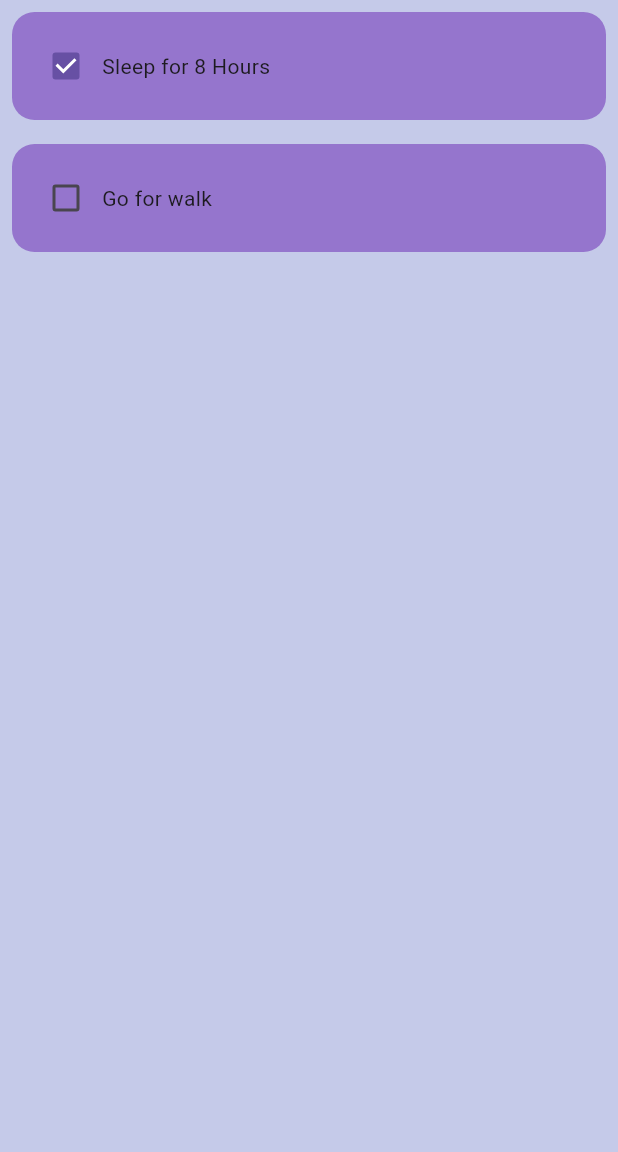
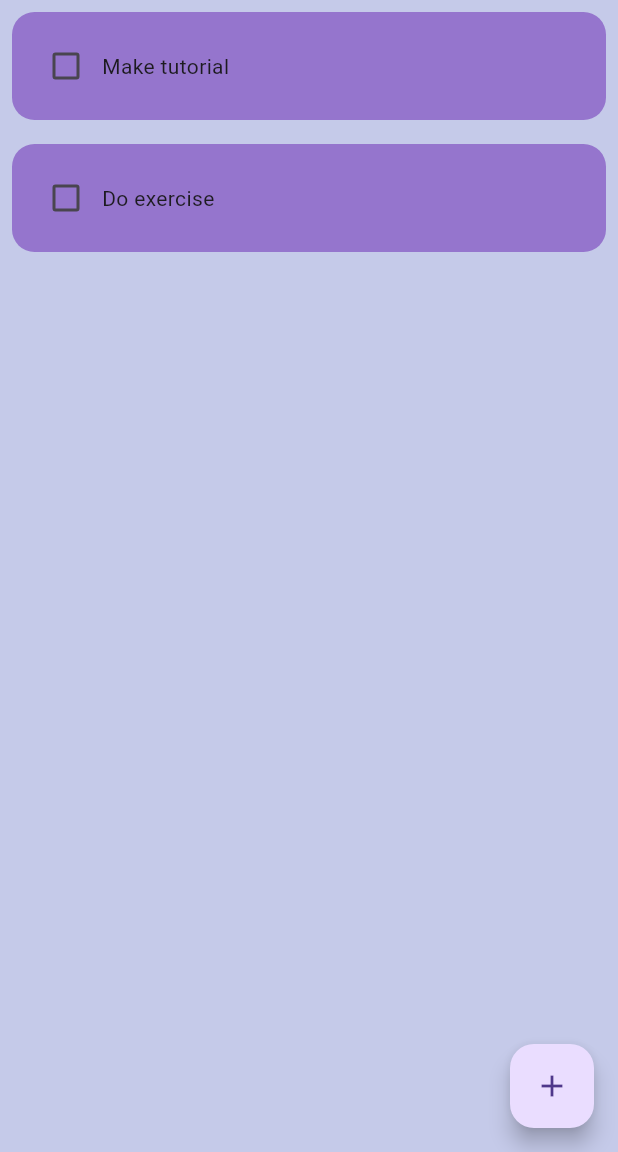
Before and after one commit to shreywhatt/BASIC-TO-DO-APP, a Flutter app: the screen it shows after launch, on a phone screen of 412 x 824 dp, the part 84-1236 px from its top. Run offline on Flutter 3.47's test engine with Material 3 defaults, Android fonts, the phone set to English and light mode, and no system bars.

Commit message:
Additional changes

```diff
--- a/lib/app pages/todolistpage.dart
+++ b/lib/app pages/todolistpage.dart
@@ -1,4 +1,5 @@
 import 'package:flutter/material.dart';
+import 'package:todolistapp/util/dialbox.dart';
 import '../util/todotile.dart';
 
 class todolistpage extends StatefulWidget {
@@ -9,6 +10,44 @@ class todolistpage extends StatefulWidget {
 }
 
 class _todolistpageState extends State<todolistpage> {
+  //text controller
+  final controller = TextEditingController();
+  // list of todo tasks
+
+  List todolist = [
+    ["Make tutorial", false],
+    ["Do exercise", false],
+  ];
+
+  //method for checkbox was tapped
+  void CheckBoxChanged(bool? value, int index){
+    setState(() {
+      todolist[index][1] = !todolist[index][1];
+    });
+  }
+
+  //save new task
+  void savenewtask(){
+    setState(() {
+      todolist.add([controller.text, false],);
+    },
+    );
+  }
+
+  //method to add new task
+  void createNewTask(){
+    showDialog(
+        context: context,
+        builder: (context){
+          return Dialbox(
+            controller: controller ,
+            onSave: savenewtask,
+            onCancel: () => Navigator.of(context).pop(),
+
+          );
+        },
+    );
+  }
   @override
   Widget build(BuildContext context) {
     return Scaffold(
@@ -24,23 +63,25 @@ class _todolistpageState extends State<todolistpage> {
             color: Colors.white,
           ),
         ),
+        elevation: 0,
+      ),
 
+      floatingActionButton: FloatingActionButton(
+          onPressed: createNewTask,
+      child: Icon(Icons.add),
       ),
-      body: ListView(
-        children: [
-          todotile(
-            taskName: "Sleep for 8 Hours",
-            taskCompleted: true,
-            onChanged: (p0) {},
-          ),
 
-          todotile(
-            taskName: "Go for walk",
-            taskCompleted: false,
-            onChanged: (p0) {},
-          ),
-        ],
-      ),
+
+      body: ListView.builder(
+        itemCount: todolist.length,
+        itemBuilder: (context, index) {
+          return todotile(
+          taskName: todolist[index][0],
+          taskCompleted: todolist[index][1],
+          onChanged:(value) => CheckBoxChanged(value,index),
+          );
+        },
+      )
     );
   }
 }
--- a/lib/util/todotile.dart
+++ b/lib/util/todotile.dart
@@ -1,9 +1,11 @@
 import 'package:flutter/material.dart';
+
 
 class todotile extends StatelessWidget {
   final String taskName;
   final bool taskCompleted;
   Function(bool?)? onChanged;
+
   todotile({super.key,
     required this.taskName,
     required this.onChanged,
@@ -17,16 +19,28 @@ class todotile extends StatelessWidget {
       padding: const EdgeInsets.all(8.0),
       child: Container(
         padding: EdgeInsets.all(12),
-        child: Row(
+        decoration: BoxDecoration(color: Colors.deepPurple.shade300,
+            borderRadius: BorderRadius.circular(15)),
+          child: Row(
           children: [
             //checkbox
-            Checkbox(value: taskCompleted, onChanged: onChanged),
+            Checkbox(
+                value: taskCompleted,
+                onChanged: onChanged,
+                activeColor: Colors.white,
+              checkColor: Colors.black,
+            ),
             //task name
-            Text(taskName),
+            Text(taskName,
+            style: TextStyle(
+              decoration: taskCompleted
+                  ? TextDecoration.lineThrough
+                  : TextDecoration.none,
+            )
+            ),
           ],
         ),
-        decoration: BoxDecoration(color: Colors.deepPurple.shade300,
-            borderRadius: BorderRadius.circular(15)),
+
       ),
 
     );
```
Also changed, not shown: lib/util/buttons.dart (added, +21 -0 lines), lib/util/dialbox.dart (added, +53 -0 lines).
